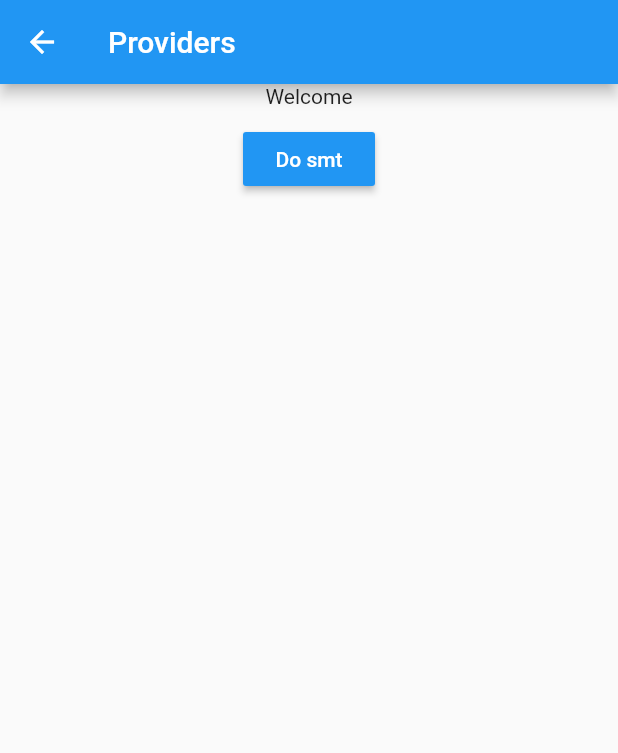
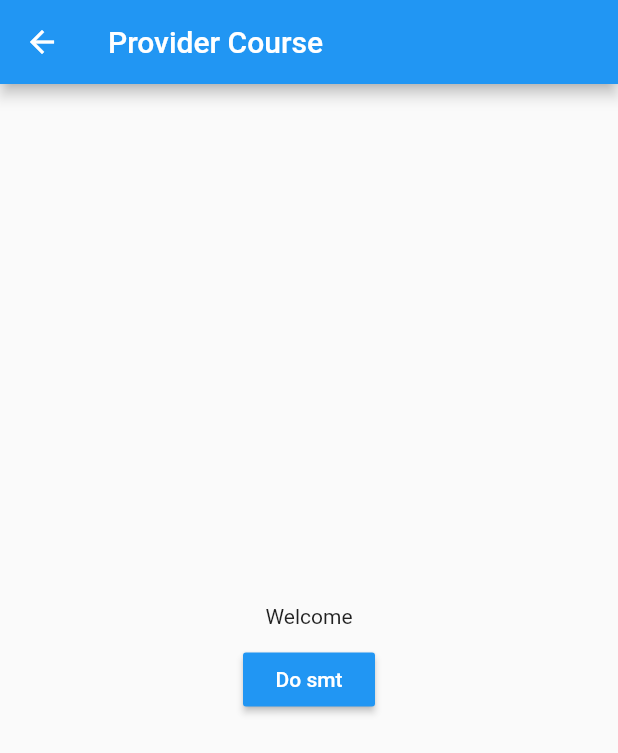
Before and after one commit to MohamedAhmedSD/learn_provider, a Flutter app: the TestOne screen opened directly, on a phone screen of 412 x 824 dp. Shown: the top 753 px of the screen. Run offline on Flutter 3.47's test engine with Material 2 defaults, Android fonts, the phone set to English and light mode, and no system bars.

Commit message:
[review]

```diff
--- a/lib/models/cart.dart
+++ b/lib/models/cart.dart
@@ -4,35 +4,43 @@ import 'item.dart';
 
 //* MY Model
 class Cart extends ChangeNotifier {
+  //?========== [part 1] ==============================================
   //! we use empty list add items on it then clac there number && total price
   final List<MyItem> _items = []; //* to add items here
   double _price = 0.0; //* total price
 
-  //* add item
+  //* ============= add item =====================
   void add(MyItem item) {
     _items.add(item);
     _price += item.price; //* look how we add prices
     notifyListeners(); //* don't forget it
   }
 
-  //* remove item
+  //* ============ remove item =====================
   void remove(MyItem item) {
     _items.remove(item);
     _price -= item.price; //* look how we remove prices
     notifyListeners(); //* don't forget it
   }
 
-  //! use getter => clac there number && total price
+  //?========== [part 2] ==============================================
+  //* ============ getter =====================
+  //! use getter => clac there number && total price, to display List
   //? if not write return => causing null to be returend => just add return
-  int get count {
-    return _items.length;
-    //* we don't use => notifyListeners()
-  }
+  //* [A]
+  // int get count {
+  //   return _items.length;
+  //   //* we don't use => notifyListeners()
+  // }
+
+  //* [B]
+  int get count => _items.length;
 
   double get totalPrice {
     return _price;
   }
 
+  //? ============== most VIP => see last list ==================
   //! we need make a list to display items that add into basket
   //* by using get to bring our list => _items
   List<MyItem> get basketitem {
--- a/lib/models/proxy_models.dart
+++ b/lib/models/proxy_models.dart
@@ -1,6 +1,8 @@
 import 'package:flutter/material.dart';
 
-//? first class inherited from CN
+//? first class Model inherited from CN
+//* first one use => with not extends .....
+
 class FirstModel with ChangeNotifier {
   String name = "wael";
   void changeName(String val) {
@@ -15,6 +17,8 @@ class SecondModel {
   FirstModel mymodel;
   SecondModel(this.mymodel);
 
+  //? we can use any thing on first midel here as
+
   //* we make new function that use function from first model
 
   void changeNameElse() {
--- a/lib/utilities/enums.dart
+++ /dev/null
@@ -1,4 +0,0 @@
-enum AuthFormType {
-  login,
-  register
-}
--- a/lib/views/pages/examples/provider_of_context.dart
+++ b/lib/views/pages/examples/provider_of_context.dart
@@ -1,5 +1,5 @@
 //! use changenotifier && provider.of(context)
-//? it rebuild the entire widget
+//? it rebuild the entire widget && rebuild multi times for strings ============
 
 import 'package:flutter/foundation.dart';
 import 'package:flutter/material.dart';
@@ -35,7 +35,12 @@ class _TestTwoState extends State<TestTwo> {
   }
 }
 
-//! 3. we need build widget to call context inside it, then call widgey under main one
+//?===============================================================================
+//! 3. we need build widget to call context inside it, then call widget under main one
+//* so it should be under buildcontext of widget .............................
+//* you can assign it into variable and use its value to call model contents
+//! no need to wrap widget tree as Consumer or selector
+//?===============================================================================
 
 class WidgetChild extends StatelessWidget {
   const WidgetChild({super.key});
@@ -45,7 +50,8 @@ class WidgetChild extends StatelessWidget {
     //! 4. add it here
     //* if you not determain <T>
     //? The following assertion was thrown building WidgetChild(dirty):
-    var model = Provider.of<Model>(context);
+    // var model = Provider.of<Model>(context,listen: false); //! not rebuild UI
+    var model = Provider.of<Model>(context, listen: true); //! rebuild UI
     return Column(
       children: [
         Center(
--- a/lib/views/pages/examples/provone.dart
+++ b/lib/views/pages/examples/provone.dart
@@ -5,10 +5,11 @@ import 'package:provider/provider.dart';
 class ProvOne extends StatelessWidget {
   const ProvOne({super.key});
 
-//! when use consumer from certain type we rebuild all others
+//! when use consumer from certain Model we rebuild all other consumers with same model
 //! even there are a change on them our not
 //? it update Ui on certain places with rebuild all places
-//* that bad things
+//? also it rebuild String more than one time -----------
+//* that bad things ================================================
 
   @override
   Widget build(BuildContext context) {
@@ -67,6 +68,7 @@ class ProvOne extends StatelessWidget {
   }
 }
 
+//* any change change 4 places =.> strings + btns
 class ProvOneModel extends ChangeNotifier {
   var show1 = "show";
   var show2 = "show2";
--- a/lib/views/pages/testone.dart
+++ b/lib/views/pages/testone.dart
@@ -48,7 +48,6 @@
 // }
 
 //! use changenotifier && consumer
-
 import 'package:flutter/foundation.dart';
 import 'package:flutter/material.dart';
 import 'package:provider/provider.dart';
@@ -69,16 +68,18 @@ class _TestOneState extends State<TestOne> {
     return ChangeNotifierProvider(
       //* its scope here child
       //* only here child == under it tree, can use consumer,selector....
+      //? CREATE it take function, and function need return, it return our Model
       create: (BuildContext context) => Model(),
       child: Scaffold(
         appBar: AppBar(
-          title: const Text("Providers"),
+          title: const Text("Provider Course"),
         ),
         //! 3. consumer <listen to who or not work>:
         //* it need builder with three => ctx, our model, child
         //* access data from your model
         body: Consumer<Model>(
           builder: (context, model, child) => Column(
+            mainAxisAlignment: MainAxisAlignment.center,
             children: [
               Center(
                 child: Text(model.name),
@@ -102,7 +103,25 @@ class _TestOneState extends State<TestOne> {
   }
 }
 
+//?===============    [ Model ] ===================
 //! 1. we build model contain both variable && function to use them
+//* we can reach both of them through model, and we can change variable value by
+//* function use it inside it
+
+//* seprate your logic from view
+//? what difference between with && extends here?
+/*
+Regarding the syntax difference between "class Test extends ChangeNotifier{}"
+ and "class Test with ChangeNotifier{}",
+ the former is used to create a class that inherits from ("extends")
+ the ChangeNotifier class,
+ while the latter is used to add the behavior of ("with")
+ the ChangeNotifier class to the Test class.
+ In other words, the first one creates a new class that is
+ a subtype of ChangeNotifier,
+ while the second one adds ChangeNotifier as a mixin to the Test class.
+ */
+
 class Model extends ChangeNotifier {
   String name = "Welcome";
 
@@ -113,6 +132,8 @@ class Model extends ChangeNotifier {
     }
     //! you need add notifyListeners();
     //* without it only update consle without Ui
-    notifyListeners(); //! it rebuild consumer from type model only
+    notifyListeners();
+    //! so when called by consumer or others it rebuild
+    //* that used same model name
   }
 }
```
Also changed, not shown: lib/main.dart (+3 -4 lines), lib/utilities/assets.dart (deleted, +0 -13 lines), lib/utilities/routes.dart (deleted, +0 -12 lines), lib/views/pages/cart/quraan/quran_bank.dart (added, +20 -0 lines), lib/views/pages/cart/quraan/quran_model.dart (added, +12 -0 lines), lib/views/pages/cart/travel/company_bank.dart (added, +20 -0 lines), lib/views/pages/cart/travel/company_model.dart (added, +23 -0 lines), lib/views/pages/examples/context_read_watch.dart (+7 -10 lines), lib/views/pages/examples/provider_vs_CNP.dart (+7 -8 lines), lib/views/pages/examples/proxy_provider.dart (+10 -6 lines), lib/views/pages/examples/selector.dart (+20 -3 lines), lib/utilities/router.dart (deleted).
